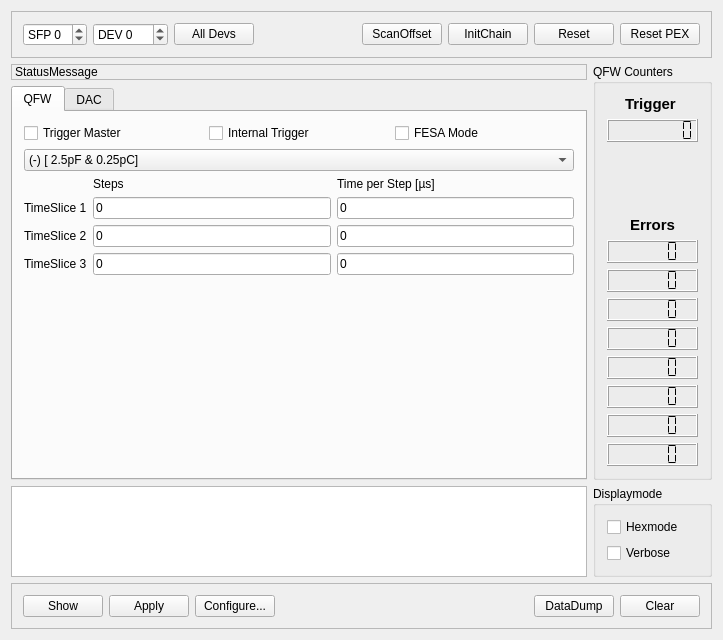
This is mbspex/gui/qt/PolandGui.ui in gsi-ee/drivers as Qt 5 draws it before an edit. The edited form follows.
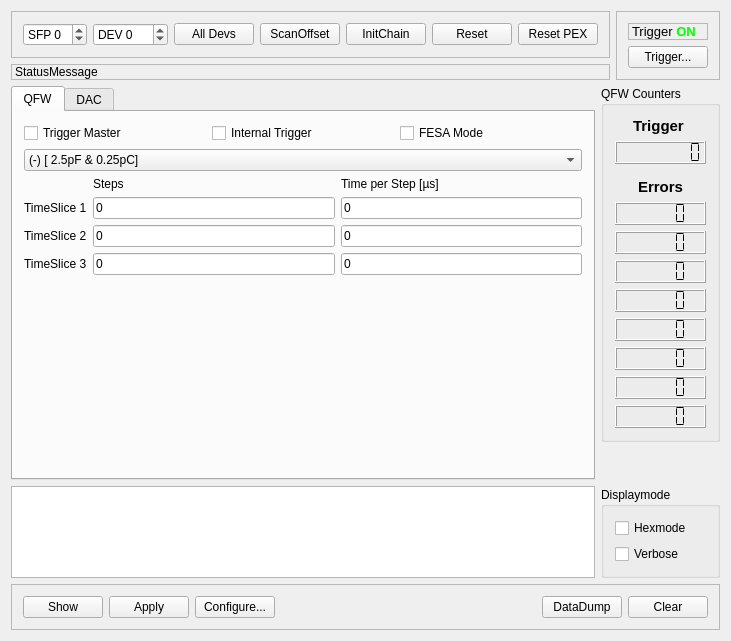
This is the edited form.

Commit message: mbspex driver: new version 0.45 of poland gui Added elements to show and set trigger acceptance of all devs

Patch:
```diff
--- a/mbspex/gui/qt/PolandGui.ui
+++ b/mbspex/gui/qt/PolandGui.ui
@@ -6,16 +6,18 @@
    <rect>
     <x>0</x>
     <y>0</y>
-    <width>723</width>
-    <height>612</height>
+    <width>718</width>
+    <height>641</height>
    </rect>
   </property>
   <property name="windowTitle">
    <string>POLAND GUI</string>
   </property>
-  <layout class="QGridLayout" name="gridLayout_2">
+  <layout class="QGridLayout" name="gridLayout_3">
    <item row="0" column="0" colspan="2">
-    <widget class="QFrame" name="frame">
+    <layout class="QGridLayout" name="gridLayout_2">
+     <item row="0" column="0">
+      <widget class="QFrame" name="configureframe">
      <property name="sizePolicy">
       <sizepolicy hsizetype="Preferred" vsizetype="Fixed">
        <horstretch>0</horstretch>
@@ -157,6 +159,64 @@
      <zorder>BroadcastButton</zorder>
      <zorder>OffsetButton</zorder>
      <zorder>ResetSlaveButton</zorder>
+       <zorder>ResetBoardButton</zorder>
+      </widget>
+     </item>
+     <item row="0" column="1" rowspan="2">
+      <widget class="QFrame" name="triggerframe">
+       <property name="sizePolicy">
+        <sizepolicy hsizetype="Preferred" vsizetype="Fixed">
+         <horstretch>0</horstretch>
+         <verstretch>0</verstretch>
+        </sizepolicy>
+       </property>
+       <property name="frameShape">
+        <enum>QFrame::StyledPanel</enum>
+       </property>
+       <property name="frameShadow">
+        <enum>QFrame::Raised</enum>
+       </property>
+       <layout class="QVBoxLayout" name="verticalLayout_4">
+        <item>
+         <widget class="QLabel" name="TriggerLabel">
+          <property name="sizePolicy">
+           <sizepolicy hsizetype="Preferred" vsizetype="Fixed">
+            <horstretch>0</horstretch>
+            <verstretch>0</verstretch>
+           </sizepolicy>
+          </property>
+          <property name="font">
+           <font>
+            <pointsize>10</pointsize>
+            <weight>50</weight>
+            <bold>false</bold>
+           </font>
+          </property>
+          <property name="toolTip">
+           <string>&lt;html&gt;&lt;head/&gt;&lt;body&gt;&lt;p&gt;Status of frontend trigger acceptance&lt;/p&gt;&lt;/body&gt;&lt;/html&gt;</string>
+          </property>
+          <property name="locale">
+           <locale language="English" country="UnitedStates"/>
+          </property>
+          <property name="frameShape">
+           <enum>QFrame::StyledPanel</enum>
+          </property>
+          <property name="text">
+           <string>&lt;html&gt;&lt;head/&gt;&lt;body&gt;&lt;p&gt;Trigger &lt;span style=&quot; font-weight:600; color:#00ff00;&quot;&gt;ON &lt;/span&gt;&lt;/p&gt;&lt;/body&gt;&lt;/html&gt;</string>
+          </property>
+         </widget>
+        </item>
+        <item>
+         <widget class="QPushButton" name="TriggerButton">
+          <property name="toolTip">
+           <string>&lt;html&gt;&lt;head/&gt;&lt;body&gt;&lt;p&gt;Enable/Disable trigger acceptance of all frontends&lt;/p&gt;&lt;/body&gt;&lt;/html&gt;</string>
+          </property>
+          <property name="text">
+           <string>Trigger...</string>
+          </property>
+         </widget>
+        </item>
+       </layout>
     </widget>
    </item>
    <item row="1" column="0">
@@ -181,237 +241,11 @@
      </property>
     </widget>
    </item>
-   <item row="1" column="1" rowspan="2">
-    <widget class="QGroupBox" name="CounterBox">
-     <property name="title">
-      <string>QFW Counters</string>
-     </property>
-     <layout class="QVBoxLayout" name="verticalLayout_7">
-      <item>
-       <layout class="QVBoxLayout" name="verticalLayout_2">
-        <item>
-         <widget class="QLabel" name="TriggerCounterlabel">
-          <property name="font">
-           <font>
-            <pointsize>11</pointsize>
-            <weight>75</weight>
-            <bold>true</bold>
-           </font>
-          </property>
-          <property name="layoutDirection">
-           <enum>Qt::LeftToRight</enum>
-          </property>
-          <property name="text">
-           <string>Trigger </string>
-          </property>
-          <property name="alignment">
-           <set>Qt::AlignCenter</set>
-          </property>
-         </widget>
-        </item>
-        <item>
-         <widget class="QLCDNumber" name="EventCounterNumber">
-          <property name="toolTip">
-           <string>&lt;html&gt;&lt;head/&gt;&lt;body&gt;&lt;p&gt;Current internal trigger sequence number&lt;/p&gt;&lt;/body&gt;&lt;/html&gt;</string>
-          </property>
-          <property name="numDigits">
-           <number>8</number>
-          </property>
-          <property name="mode">
-           <enum>QLCDNumber::Dec</enum>
-          </property>
-          <property name="segmentStyle">
-           <enum>QLCDNumber::Flat</enum>
-          </property>
-         </widget>
-        </item>
-       </layout>
-      </item>
+    </layout>
+   </item>
+   <item row="1" column="0">
+    <layout class="QVBoxLayout" name="verticalLayout_10">
       <item>
-       <spacer name="verticalSpacer">
-        <property name="orientation">
-         <enum>Qt::Vertical</enum>
-        </property>
-        <property name="sizeHint" stdset="0">
-         <size>
-          <width>20</width>
-          <height>10</height>
-         </size>
-        </property>
-       </spacer>
-      </item>
-      <item>
-       <layout class="QVBoxLayout" name="verticalLayout_3">
-        <item>
-         <widget class="QLabel" name="ErrorCounterlabel">
-          <property name="font">
-           <font>
-            <pointsize>11</pointsize>
-            <weight>75</weight>
-            <bold>true</bold>
-           </font>
-          </property>
-          <property name="layoutDirection">
-           <enum>Qt::LeftToRight</enum>
-          </property>
-          <property name="text">
-           <string>Errors</string>
-          </property>
-          <property name="alignment">
-           <set>Qt::AlignCenter</set>
-          </property>
-         </widget>
-        </item>
-        <item>
-         <widget class="QLCDNumber" name="ErrorCounter1">
-          <property name="font">
-           <font>
-            <pointsize>9</pointsize>
-           </font>
-          </property>
-          <property name="toolTip">
-           <string>&lt;html&gt;&lt;head/&gt;&lt;body&gt;&lt;p&gt;QFW 1 Error Counter&lt;/p&gt;&lt;/body&gt;&lt;/html&gt;</string>
-          </property>
-          <property name="mode">
-           <enum>QLCDNumber::Dec</enum>
-          </property>
-          <property name="segmentStyle">
-           <enum>QLCDNumber::Flat</enum>
-          </property>
-         </widget>
-        </item>
-        <item>
-         <widget class="QLCDNumber" name="ErrorCounter2">
-          <property name="font">
-           <font>
-            <pointsize>9</pointsize>
-           </font>
-          </property>
-          <property name="toolTip">
-           <string>&lt;html&gt;&lt;head/&gt;&lt;body&gt;&lt;p&gt;QFW 2 Error Counter&lt;/p&gt;&lt;/body&gt;&lt;/html&gt;</string>
-          </property>
-          <property name="mode">
-           <enum>QLCDNumber::Dec</enum>
-          </property>
-          <property name="segmentStyle">
-           <enum>QLCDNumber::Flat</enum>
-          </property>
-         </widget>
-        </item>
-        <item>
-         <widget class="QLCDNumber" name="ErrorCounter3">
-          <property name="font">
-           <font>
-            <pointsize>9</pointsize>
-           </font>
-          </property>
-          <property name="toolTip">
-           <string>&lt;html&gt;&lt;head/&gt;&lt;body&gt;&lt;p&gt;QFW 3 Error Counter&lt;/p&gt;&lt;/body&gt;&lt;/html&gt;</string>
-          </property>
-          <property name="mode">
-           <enum>QLCDNumber::Dec</enum>
-          </property>
-          <property name="segmentStyle">
-           <enum>QLCDNumber::Flat</enum>
-          </property>
-         </widget>
-        </item>
-        <item>
-         <widget class="QLCDNumber" name="ErrorCounter4">
-          <property name="font">
-           <font>
-            <pointsize>9</pointsize>
-           </font>
-          </property>
-          <property name="toolTip">
-           <string>&lt;html&gt;&lt;head/&gt;&lt;body&gt;&lt;p&gt;QFW 4 Error Counter&lt;/p&gt;&lt;/body&gt;&lt;/html&gt;</string>
-          </property>
-          <property name="mode">
-           <enum>QLCDNumber::Dec</enum>
-          </property>
-          <property name="segmentStyle">
-           <enum>QLCDNumber::Flat</enum>
-          </property>
-         </widget>
-        </item>
-        <item>
-         <widget class="QLCDNumber" name="ErrorCounter5">
-          <property name="font">
-           <font>
-            <pointsize>9</pointsize>
-           </font>
-          </property>
-          <property name="toolTip">
-           <string>&lt;html&gt;&lt;head/&gt;&lt;body&gt;&lt;p&gt;QFW 5 Error Counter&lt;/p&gt;&lt;/body&gt;&lt;/html&gt;</string>
-          </property>
-          <property name="mode">
-           <enum>QLCDNumber::Dec</enum>
-          </property>
-          <property name="segmentStyle">
-           <enum>QLCDNumber::Flat</enum>
-          </property>
-         </widget>
-        </item>
-        <item>
-         <widget class="QLCDNumber" name="ErrorCounter6">
-          <property name="font">
-           <font>
-            <pointsize>9</pointsize>
-           </font>
-          </property>
-          <property name="toolTip">
-           <string>&lt;html&gt;&lt;head/&gt;&lt;body&gt;&lt;p&gt;QFW 6 Error Counter&lt;/p&gt;&lt;/body&gt;&lt;/html&gt;</string>
-          </property>
-          <property name="mode">
-           <enum>QLCDNumber::Dec</enum>
-          </property>
-          <property name="segmentStyle">
-           <enum>QLCDNumber::Flat</enum>
-          </property>
-         </widget>
-        </item>
-        <item>
-         <widget class="QLCDNumber" name="ErrorCounter7">
-          <property name="font">
-           <font>
-            <pointsize>9</pointsize>
-           </font>
-          </property>
-          <property name="toolTip">
-           <string>&lt;html&gt;&lt;head/&gt;&lt;body&gt;&lt;p&gt;QFW 7 Error Counter&lt;/p&gt;&lt;/body&gt;&lt;/html&gt;</string>
-          </property>
-          <property name="mode">
-           <enum>QLCDNumber::Dec</enum>
-          </property>
-          <property name="segmentStyle">
-           <enum>QLCDNumber::Flat</enum>
-          </property>
-         </widget>
-        </item>
-        <item>
-         <widget class="QLCDNumber" name="ErrorCounter8">
-          <property name="font">
-           <font>
-            <pointsize>9</pointsize>
-           </font>
-          </property>
-          <property name="toolTip">
-           <string>&lt;html&gt;&lt;head/&gt;&lt;body&gt;&lt;p&gt;QFW 8 Error Counter&lt;/p&gt;&lt;/body&gt;&lt;/html&gt;</string>
-          </property>
-          <property name="mode">
-           <enum>QLCDNumber::Dec</enum>
-          </property>
-          <property name="segmentStyle">
-           <enum>QLCDNumber::Flat</enum>
-          </property>
-         </widget>
-        </item>
-       </layout>
-      </item>
-     </layout>
-    </widget>
-   </item>
-   <item row="2" column="0">
     <widget class="QTabWidget" name="QFW_DAC_tabWidget">
      <property name="sizePolicy">
       <sizepolicy hsizetype="Expanding" vsizetype="Fixed">
@@ -426,7 +260,7 @@
       <attribute name="title">
        <string>QFW</string>
       </attribute>
-      <layout class="QVBoxLayout" name="verticalLayout_4">
+        <layout class="QVBoxLayout" name="verticalLayout_8">
        <item>
         <layout class="QHBoxLayout" name="horizontalLayout_2">
          <property name="sizeConstraint">
@@ -1149,14 +983,261 @@
      </widget>
     </widget>
    </item>
-   <item row="3" column="0">
+     <item>
     <widget class="QPlainTextEdit" name="TextOutput">
      <property name="readOnly">
       <bool>true</bool>
      </property>
     </widget>
    </item>
-   <item row="3" column="1">
+    </layout>
+   </item>
+   <item row="1" column="1">
+    <layout class="QVBoxLayout" name="verticalLayout_9">
+     <item>
+      <widget class="QGroupBox" name="CounterBox">
+       <property name="title">
+        <string>QFW Counters</string>
+       </property>
+       <layout class="QVBoxLayout" name="verticalLayout_7">
+        <item>
+         <layout class="QVBoxLayout" name="verticalLayout_2">
+          <item>
+           <widget class="QLabel" name="TriggerCounterlabel">
+            <property name="font">
+             <font>
+              <pointsize>11</pointsize>
+              <weight>75</weight>
+              <bold>true</bold>
+             </font>
+            </property>
+            <property name="layoutDirection">
+             <enum>Qt::LeftToRight</enum>
+            </property>
+            <property name="text">
+             <string>Trigger </string>
+            </property>
+            <property name="alignment">
+             <set>Qt::AlignCenter</set>
+            </property>
+           </widget>
+          </item>
+          <item>
+           <widget class="QLCDNumber" name="EventCounterNumber">
+            <property name="toolTip">
+             <string>&lt;html&gt;&lt;head/&gt;&lt;body&gt;&lt;p&gt;Current internal trigger sequence number&lt;/p&gt;&lt;/body&gt;&lt;/html&gt;</string>
+            </property>
+            <property name="numDigits">
+             <number>8</number>
+            </property>
+            <property name="mode">
+             <enum>QLCDNumber::Dec</enum>
+            </property>
+            <property name="segmentStyle">
+             <enum>QLCDNumber::Flat</enum>
+            </property>
+           </widget>
+          </item>
+         </layout>
+        </item>
+        <item>
+         <spacer name="verticalSpacer">
+          <property name="orientation">
+           <enum>Qt::Vertical</enum>
+          </property>
+          <property name="sizeHint" stdset="0">
+           <size>
+            <width>20</width>
+            <height>10</height>
+           </size>
+          </property>
+         </spacer>
+        </item>
+        <item>
+         <layout class="QVBoxLayout" name="verticalLayout_3">
+          <item>
+           <widget class="QLabel" name="ErrorCounterlabel">
+            <property name="font">
+             <font>
+              <pointsize>11</pointsize>
+              <weight>75</weight>
+              <bold>true</bold>
+             </font>
+            </property>
+            <property name="layoutDirection">
+             <enum>Qt::LeftToRight</enum>
+            </property>
+            <property name="text">
+             <string>Errors</string>
+            </property>
+            <property name="alignment">
+             <set>Qt::AlignCenter</set>
+            </property>
+           </widget>
+          </item>
+          <item>
+           <widget class="QLCDNumber" name="ErrorCounter1">
+            <property name="font">
+             <font>
+              <pointsize>9</pointsize>
+             </font>
+            </property>
+            <property name="toolTip">
+             <string>&lt;html&gt;&lt;head/&gt;&lt;body&gt;&lt;p&gt;QFW 1 Error Counter&lt;/p&gt;&lt;/body&gt;&lt;/html&gt;</string>
+            </property>
+            <property name="mode">
+             <enum>QLCDNumber::Dec</enum>
+            </property>
+            <property name="segmentStyle">
+             <enum>QLCDNumber::Flat</enum>
+            </property>
+           </widget>
+          </item>
+          <item>
+           <widget class="QLCDNumber" name="ErrorCounter2">
+            <property name="font">
+             <font>
+              <pointsize>9</pointsize>
+             </font>
+            </property>
+            <property name="toolTip">
+             <string>&lt;html&gt;&lt;head/&gt;&lt;body&gt;&lt;p&gt;QFW 2 Error Counter&lt;/p&gt;&lt;/body&gt;&lt;/html&gt;</string>
+            </property>
+            <property name="mode">
+             <enum>QLCDNumber::Dec</enum>
+            </property>
+            <property name="segmentStyle">
+             <enum>QLCDNumber::Flat</enum>
+            </property>
+           </widget>
+          </item>
+          <item>
+           <widget class="QLCDNumber" name="ErrorCounter3">
+            <property name="font">
+             <font>
+              <pointsize>9</pointsize>
+             </font>
+            </property>
+            <property name="toolTip">
+             <string>&lt;html&gt;&lt;head/&gt;&lt;body&gt;&lt;p&gt;QFW 3 Error Counter&lt;/p&gt;&lt;/body&gt;&lt;/html&gt;</string>
+            </property>
+            <property name="mode">
+             <enum>QLCDNumber::Dec</enum>
+            </property>
+            <property name="segmentStyle">
+             <enum>QLCDNumber::Flat</enum>
+            </property>
+           </widget>
+          </item>
+          <item>
+           <widget class="QLCDNumber" name="ErrorCounter4">
+            <property name="font">
+             <font>
+              <pointsize>9</pointsize>
+             </font>
+            </property>
+            <property name="toolTip">
+             <string>&lt;html&gt;&lt;head/&gt;&lt;body&gt;&lt;p&gt;QFW 4 Error Counter&lt;/p&gt;&lt;/body&gt;&lt;/html&gt;</string>
+            </property>
+            <property name="mode">
+             <enum>QLCDNumber::Dec</enum>
+            </property>
+            <property name="segmentStyle">
+             <enum>QLCDNumber::Flat</enum>
+            </property>
+           </widget>
+          </item>
+          <item>
+           <widget class="QLCDNumber" name="ErrorCounter5">
+            <property name="font">
+             <font>
+              <pointsize>9</pointsize>
+             </font>
+            </property>
+            <property name="toolTip">
+             <string>&lt;html&gt;&lt;head/&gt;&lt;body&gt;&lt;p&gt;QFW 5 Error Counter&lt;/p&gt;&lt;/body&gt;&lt;/html&gt;</string>
+            </property>
+            <property name="mode">
+             <enum>QLCDNumber::Dec</enum>
+            </property>
+            <property name="segmentStyle">
+             <enum>QLCDNumber::Flat</enum>
+            </property>
+           </widget>
+          </item>
+          <item>
+           <widget class="QLCDNumber" name="ErrorCounter6">
+            <property name="font">
+             <font>
+              <pointsize>9</pointsize>
+             </font>
+            </property>
+            <property name="toolTip">
+             <string>&lt;html&gt;&lt;head/&gt;&lt;body&gt;&lt;p&gt;QFW 6 Error Counter&lt;/p&gt;&lt;/body&gt;&lt;/html&gt;</string>
+            </property>
+            <property name="mode">
+             <enum>QLCDNumber::Dec</enum>
+            </property>
+            <property name="segmentStyle">
+             <enum>QLCDNumber::Flat</enum>
+            </property>
+           </widget>
+          </item>
+          <item>
+           <widget class="QLCDNumber" name="ErrorCounter7">
+            <property name="font">
+             <font>
+              <pointsize>9</pointsize>
+             </font>
+            </property>
+            <property name="toolTip">
+             <string>&lt;html&gt;&lt;head/&gt;&lt;body&gt;&lt;p&gt;QFW 7 Error Counter&lt;/p&gt;&lt;/body&gt;&lt;/html&gt;</string>
+            </property>
+            <property name="mode">
+             <enum>QLCDNumber::Dec</enum>
+            </property>
+            <property name="segmentStyle">
+             <enum>QLCDNumber::Flat</enum>
+            </property>
+           </widget>
+          </item>
+          <item>
+           <widget class="QLCDNumber" name="ErrorCounter8">
+            <property name="font">
+             <font>
+              <pointsize>9</pointsize>
+             </font>
+            </property>
+            <property name="toolTip">
+             <string>&lt;html&gt;&lt;head/&gt;&lt;body&gt;&lt;p&gt;QFW 8 Error Counter&lt;/p&gt;&lt;/body&gt;&lt;/html&gt;</string>
+            </property>
+            <property name="mode">
+             <enum>QLCDNumber::Dec</enum>
+            </property>
+            <property name="segmentStyle">
+             <enum>QLCDNumber::Flat</enum>
+            </property>
+           </widget>
+          </item>
+         </layout>
+        </item>
+       </layout>
+      </widget>
+     </item>
+     <item>
+      <spacer name="verticalSpacer_3">
+       <property name="orientation">
+        <enum>Qt::Vertical</enum>
+       </property>
+       <property name="sizeHint" stdset="0">
+        <size>
+         <width>20</width>
+         <height>40</height>
+        </size>
+       </property>
+      </spacer>
+     </item>
+     <item>
     <widget class="QGroupBox" name="ModesgroupBox">
      <property name="sizePolicy">
       <sizepolicy hsizetype="Preferred" vsizetype="Fixed">
@@ -1191,8 +1272,10 @@
      </layout>
     </widget>
    </item>
-   <item row="4" column="0" colspan="2">
-    <widget class="QFrame" name="frame_2">
+    </layout>
+   </item>
+   <item row="2" column="0" colspan="2">
+    <widget class="QFrame" name="controlframe">
      <property name="sizePolicy">
       <sizepolicy hsizetype="Preferred" vsizetype="Fixed">
        <horstretch>0</horstretch>
```
Left out of the diff: 3 changed lines with no effect on the pictures. Lines whose indentation alone changed are shown as unchanged. The commit also changes 2 other files.
